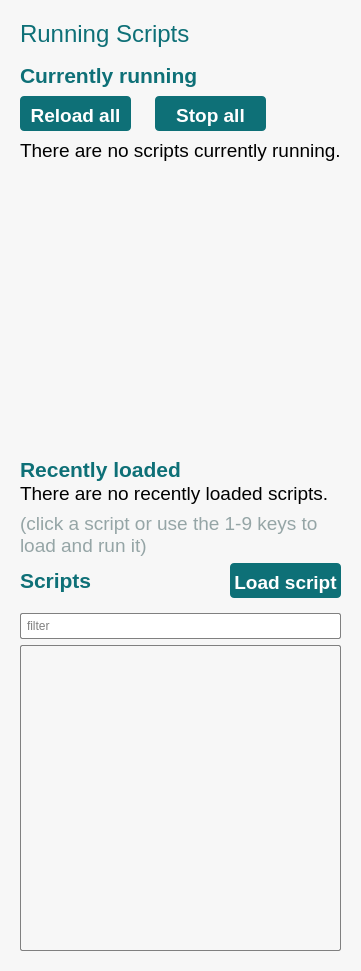
The window that interface/ui/runningScriptsWidget.ui (vircadia/vircadia-native-core) describes before a commit, drawn with Qt 5.
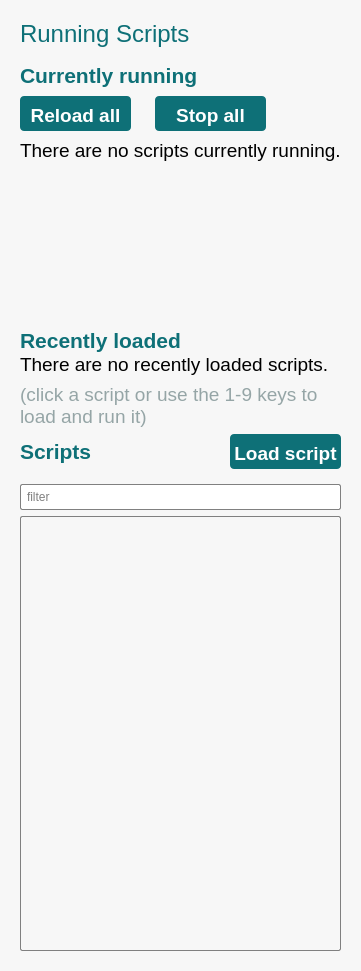
The same window after the commit.

Commit message: Update runningscripts style

The edit to the form file:
```diff
--- a/interface/ui/runningScriptsWidget.ui
+++ b/interface/ui/runningScriptsWidget.ui
@@ -434,7 +434,7 @@
      <property name="sizePolicy">
       <sizepolicy hsizetype="Preferred" vsizetype="Preferred">
        <horstretch>0</horstretch>
-       <verstretch>1</verstretch>
+       <verstretch>2</verstretch>
       </sizepolicy>
      </property>
      <property name="minimumSize">
@@ -544,9 +544,15 @@
 padding: 4px;
 background-color: white;</string>
         </property>
+        <property name="text">
+         <string/>
+        </property>
         <property name="placeholderText">
          <string>filter</string>
         </property>
+        <property name="clearButtonEnabled">
+         <bool>true</bool>
+        </property>
        </widget>
       </item>
       <item>
@@ -568,8 +574,14 @@
       <item>
        <widget class="QListView" name="scriptListView">
         <property name="styleSheet">
-         <string notr="true">border: 1px solid rgb(128, 128, 128);
-border-radius: 2px;</string>
+         <string notr="true">QListView {
+	border: 1px solid rgb(128, 128, 128);
+	border-radius: 2px;
+}
+QListView::item {
+	padding-top: 2px;
+	padding-bottom: 2px;
+}</string>
         </property>
         <property name="frameShape">
          <enum>QFrame::Box</enum>
```
